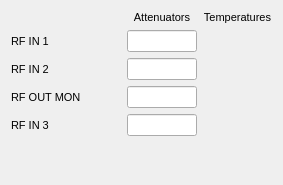
cristinasewell/ATCA_PyDM_Screens, file new_look/up_converter.ui: the form before one commit.
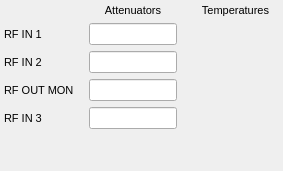
The form after the commit. Custom widgets are drawn as their Qt base class.

Commit message: MNT: fix spacing between labels and attenuators

Diff of the .ui file:
```diff
--- a/new_look/up_converter.ui
+++ b/new_look/up_converter.ui
@@ -40,20 +40,49 @@
    <string notr="true"/>
   </property>
   <layout class="QGridLayout" name="gridLayout">
-   <item row="5" column="2">
-    <widget class="PyDMLineEdit" name="PyDMLineEdit_15">
-     <property name="toolTip">
-      <string/>
-     </property>
-     <property name="styleSheet">
-      <string notr="true"/>
-     </property>
-     <property name="channel" stdset="0">
-      <string>ca://${DEVICE}:UPC_ATTEN3</string>
-     </property>
-    </widget>
-   </item>
+   <property name="leftMargin">
+    <number>4</number>
+   </property>
+   <property name="topMargin">
+    <number>4</number>
+   </property>
+   <property name="rightMargin">
+    <number>4</number>
+   </property>
+   <property name="bottomMargin">
+    <number>4</number>
+   </property>
+   <property name="horizontalSpacing">
+    <number>15</number>
+   </property>
    <item row="3" column="2">
+    <widget class="PyDMLabel" name="PyDMLabel">
+     <property name="font">
+      <font>
+       <pointsize>8</pointsize>
+      </font>
+     </property>
+     <property name="toolTip">
+      <string/>
+     </property>
+     <property name="styleSheet">
+      <string notr="true"/>
+     </property>
+     <property name="frameShape">
+      <enum>QFrame::NoFrame</enum>
+     </property>
+     <property name="text">
+      <string/>
+     </property>
+     <property name="scaledContents">
+      <bool>true</bool>
+     </property>
+     <property name="channel" stdset="0">
+      <string>ca://${DEVICE}:UPC_TEMP1</string>
+     </property>
+    </widget>
+   </item>
+   <item row="3" column="1">
     <widget class="PyDMLineEdit" name="PyDMLineEdit_13">
      <property name="toolTip">
       <string/>
@@ -66,62 +95,7 @@
      </property>
     </widget>
    </item>
-   <item row="4" column="3">
-    <widget class="PyDMLabel" name="PyDMLabel_4">
-     <property name="font">
-      <font>
-       <pointsize>8</pointsize>
-      </font>
-     </property>
-     <property name="toolTip">
-      <string/>
-     </property>
-     <property name="styleSheet">
-      <string notr="true"/>
-     </property>
-     <property name="frameShape">
-      <enum>QFrame::NoFrame</enum>
-     </property>
-     <property name="text">
-      <string/>
-     </property>
-     <property name="scaledContents">
-      <bool>true</bool>
-     </property>
-     <property name="channel" stdset="0">
-      <string>ca://${DEVICE}:UPC_TEMP2</string>
-     </property>
-    </widget>
-   </item>
-   <item row="5" column="1">
-    <spacer name="horizontalSpacer">
-     <property name="orientation">
-      <enum>Qt::Horizontal</enum>
-     </property>
-     <property name="sizeHint" stdset="0">
-      <size>
-       <width>40</width>
-       <height>20</height>
-      </size>
-     </property>
-    </spacer>
-   </item>
-   <item row="2" column="0">
-    <widget class="QLabel" name="label_19">
-     <property name="font">
-      <font>
-       <pointsize>8</pointsize>
-      </font>
-     </property>
-     <property name="styleSheet">
-      <string notr="true"/>
-     </property>
-     <property name="text">
-      <string>RF IN 1</string>
-     </property>
-    </widget>
-   </item>
-   <item row="5" column="3">
+   <item row="5" column="2">
     <widget class="PyDMLabel" name="PyDMLabel_3">
      <property name="font">
       <font>
@@ -148,21 +122,14 @@
      </property>
     </widget>
    </item>
-   <item row="4" column="2">
-    <widget class="PyDMLineEdit" name="PyDMLineEdit_9">
-     <property name="toolTip">
-      <string/>
+   <item row="1" column="1">
+    <widget class="QLabel" name="label_17">
+     <property name="sizePolicy">
+      <sizepolicy hsizetype="Preferred" vsizetype="Preferred">
+       <horstretch>1</horstretch>
+       <verstretch>1</verstretch>
+      </sizepolicy>
      </property>
-     <property name="styleSheet">
-      <string notr="true"/>
-     </property>
-     <property name="channel" stdset="0">
-      <string>ca://${DEVICE}:UPC_ATTEN2</string>
-     </property>
-    </widget>
-   </item>
-   <item row="4" column="0">
-    <widget class="QLabel" name="label_20">
      <property name="font">
       <font>
        <pointsize>8</pointsize>
@@ -172,34 +139,10 @@
       <string notr="true"/>
      </property>
      <property name="text">
-      <string>RF OUT MON</string>
+      <string>Attenuators</string>
      </property>
-    </widget>
-   </item>
-   <item row="3" column="3">
-    <widget class="PyDMLabel" name="PyDMLabel">
-     <property name="font">
-      <font>
-       <pointsize>8</pointsize>
-      </font>
-     </property>
-     <property name="toolTip">
-      <string/>
-     </property>
-     <property name="styleSheet">
-      <string notr="true"/>
-     </property>
-     <property name="frameShape">
-      <enum>QFrame::NoFrame</enum>
-     </property>
-     <property name="text">
-      <string/>
-     </property>
-     <property name="scaledContents">
-      <bool>true</bool>
-     </property>
-     <property name="channel" stdset="0">
-      <string>ca://${DEVICE}:UPC_TEMP1</string>
+     <property name="alignment">
+      <set>Qt::AlignCenter</set>
      </property>
     </widget>
    </item>
@@ -218,6 +161,74 @@
      </property>
     </widget>
    </item>
+   <item row="3" column="0">
+    <widget class="QLabel" name="label_25">
+     <property name="font">
+      <font>
+       <pointsize>8</pointsize>
+      </font>
+     </property>
+     <property name="styleSheet">
+      <string notr="true"/>
+     </property>
+     <property name="text">
+      <string>RF IN 2</string>
+     </property>
+    </widget>
+   </item>
+   <item row="4" column="2">
+    <widget class="PyDMLabel" name="PyDMLabel_4">
+     <property name="font">
+      <font>
+       <pointsize>8</pointsize>
+      </font>
+     </property>
+     <property name="toolTip">
+      <string/>
+     </property>
+     <property name="styleSheet">
+      <string notr="true"/>
+     </property>
+     <property name="frameShape">
+      <enum>QFrame::NoFrame</enum>
+     </property>
+     <property name="text">
+      <string/>
+     </property>
+     <property name="scaledContents">
+      <bool>true</bool>
+     </property>
+     <property name="channel" stdset="0">
+      <string>ca://${DEVICE}:UPC_TEMP2</string>
+     </property>
+    </widget>
+   </item>
+   <item row="5" column="1">
+    <widget class="PyDMLineEdit" name="PyDMLineEdit_15">
+     <property name="toolTip">
+      <string/>
+     </property>
+     <property name="styleSheet">
+      <string notr="true"/>
+     </property>
+     <property name="channel" stdset="0">
+      <string>ca://${DEVICE}:UPC_ATTEN3</string>
+     </property>
+    </widget>
+   </item>
+   <item row="4" column="1">
+    <widget class="PyDMLineEdit" name="PyDMLineEdit_9">
+     <property name="toolTip">
+      <string/>
+     </property>
+     <property name="styleSheet">
+      <string notr="true"/>
+     </property>
+     <property name="channel" stdset="0">
+      <string>ca://${DEVICE}:UPC_ATTEN2</string>
+     </property>
+    </widget>
+   </item>
    <item row="6" column="0">
     <widget class="QLabel" name="label">
      <property name="font">
@@ -230,7 +241,7 @@
      </property>
     </widget>
    </item>
-   <item row="2" column="2">
+   <item row="2" column="1">
     <widget class="PyDMLineEdit" name="PyDMLineEdit_12">
      <property name="toolTip">
       <string/>
@@ -243,8 +254,8 @@
      </property>
     </widget>
    </item>
-   <item row="3" column="0">
-    <widget class="QLabel" name="label_25">
+   <item row="4" column="0">
+    <widget class="QLabel" name="label_20">
      <property name="font">
       <font>
        <pointsize>8</pointsize>
@@ -254,23 +265,26 @@
       <string notr="true"/>
      </property>
      <property name="text">
-      <string>RF IN 2</string>
+      <string>RF OUT MON</string>
      </property>
     </widget>
    </item>
-   <item row="7" column="0">
-    <widget class="QLabel" name="label_2">
+   <item row="2" column="0">
+    <widget class="QLabel" name="label_19">
      <property name="font">
       <font>
        <pointsize>8</pointsize>
       </font>
      </property>
+     <property name="styleSheet">
+      <string notr="true"/>
+     </property>
      <property name="text">
-      <string/>
+      <string>RF IN 1</string>
      </property>
     </widget>
    </item>
-   <item row="2" column="3">
+   <item row="2" column="2">
     <widget class="PyDMLabel" name="PyDMLabel_2">
      <property name="font">
       <font>
@@ -298,30 +312,6 @@
     </widget>
    </item>
    <item row="1" column="2">
-    <widget class="QLabel" name="label_17">
-     <property name="sizePolicy">
-      <sizepolicy hsizetype="Preferred" vsizetype="Preferred">
-       <horstretch>1</horstretch>
-       <verstretch>1</verstretch>
-      </sizepolicy>
-     </property>
-     <property name="font">
-      <font>
-       <pointsize>8</pointsize>
-      </font>
-     </property>
-     <property name="styleSheet">
-      <string notr="true"/>
-     </property>
-     <property name="text">
-      <string>Attenuators</string>
-     </property>
-     <property name="alignment">
-      <set>Qt::AlignCenter</set>
-     </property>
-    </widget>
-   </item>
-   <item row="1" column="3">
     <widget class="QLabel" name="label_18">
      <property name="sizePolicy">
       <sizepolicy hsizetype="Preferred" vsizetype="Preferred">
@@ -345,6 +335,18 @@
      </property>
     </widget>
    </item>
+   <item row="7" column="0">
+    <widget class="QLabel" name="label_2">
+     <property name="font">
+      <font>
+       <pointsize>8</pointsize>
+      </font>
+     </property>
+     <property name="text">
+      <string/>
+     </property>
+    </widget>
+   </item>
   </layout>
  </widget>
  <customwidgets>
```
The commit also changes 1 other file.
